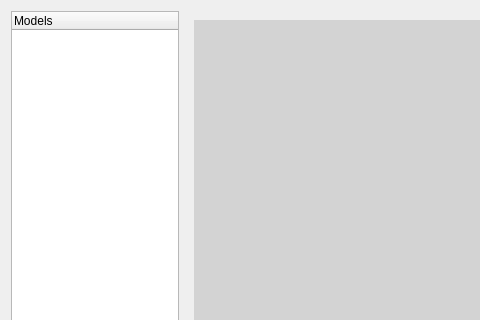
This is src/mainwindow.ui in medaminbl97/qt3drendrer as Qt 5 draws it before an edit; both pictures show x 0 to 480 and y 0 to 320 of the 1035 by 794 pixel window. The edited form follows.
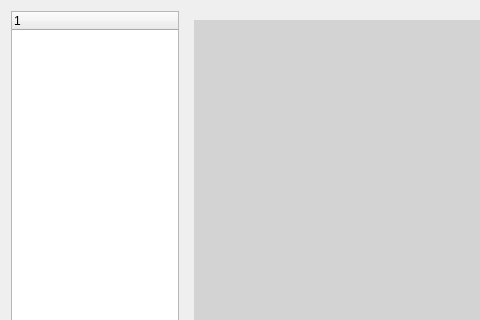
This is the edited form. Icons and pictures are not drawn.

Commit message: Implement base model structure and related classes for 3D object manipulation

What changed in the file:
```diff
--- a/src/mainwindow.ui
+++ b/src/mainwindow.ui
@@ -33,28 +33,9 @@
        <property name="enabled">
         <bool>true</bool>
        </property>
-       <column>
-        <property name="text">
-         <string>Models</string>
-        </property>
-        <property name="font">
-         <font>
-          <kerning>true</kerning>
-         </font>
-        </property>
-        <property name="foreground">
-         <brush brushstyle="NoBrush">
-          <color alpha="255">
-           <red>0</red>
-           <green>0</green>
-           <blue>0</blue>
-          </color>
-         </brush>
-        </property>
-        <property name="icon">
-         <iconset theme="QIcon::ThemeIcon::FolderOpen"/>
-        </property>
-       </column>
+       <property name="tabKeyNavigation">
+        <bool>false</bool>
+       </property>
       </widget>
      </item>
      <item>
```
The commit also changes 31 other files.
